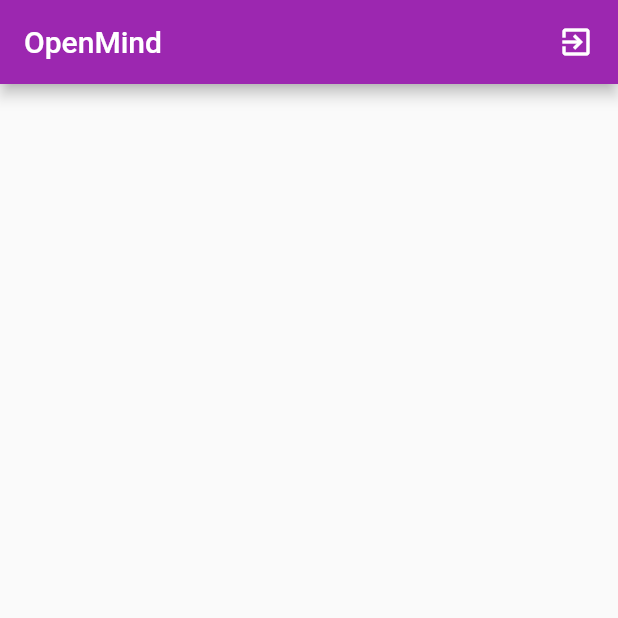
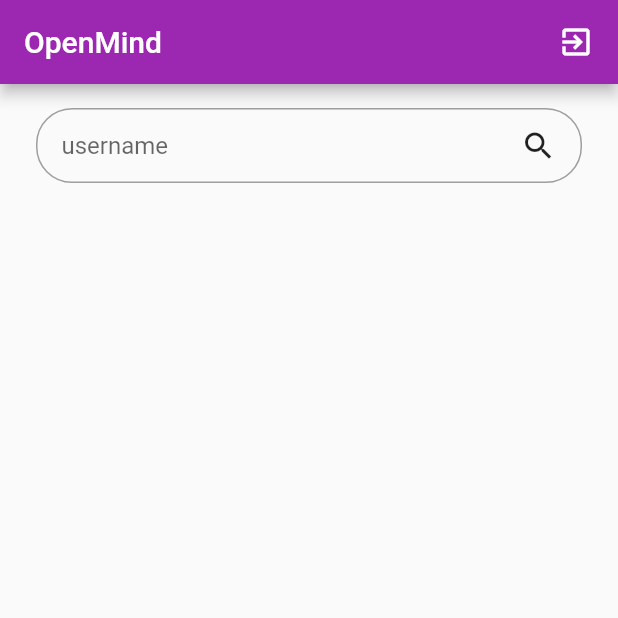
Before and after one commit to Comp380-OpenMind/OpenMind, a Flutter app: the Home screen opened directly, on a phone screen of 412 x 824 dp, the top half of it. Run offline on Flutter 3.47's test engine with Material 2 defaults, Android fonts, the phone set to English and light mode, and no system bars; our stand-ins replace cloud_firestore, firebase_auth, firebase_core, google_sign_in, shared_preferences; missing offline and left inert: cloud_firestore_web, firebase_auth_web, firebase_core_web, google_sign_in_web, shared_preferences_web; accounts and stored records are empty.

Commit message:
Text in search bar is working

```diff
--- a/lib/screens/home.dart
+++ b/lib/screens/home.dart
@@ -8,6 +8,8 @@ class Home extends StatefulWidget {
 }
 
 class _HomeState extends State<Home> {
+  bool isSearching = false;
+
   @override
   Widget build(BuildContext context) {
     return Scaffold(
@@ -24,6 +26,56 @@ class _HomeState extends State<Home> {
                 child: Icon(Icons.exit_to_app)),
           )
         ]),
-    );
+        body: Container(
+            margin: EdgeInsets.symmetric(horizontal: 24),
+            child: Column(
+              children: [
+                Row(
+                  children: [
+                    // back arrow by the username search bar
+                    isSearching
+                        ? GestureDetector(
+                            onTap: () {
+                              isSearching = false;
+                            },
+                            child: Padding(
+                                padding: EdgeInsets.only(right: 12),
+                                child: Icon(Icons.arrow_back)),
+                          )
+                        : Container(),
+                    // username search bar
+                    Expanded(
+                      child: Container(
+                        margin: EdgeInsets.symmetric(vertical: 16),
+                        padding: EdgeInsets.symmetric(horizontal: 16),
+                        decoration: BoxDecoration(
+                            border: Border.all(
+                                color: Colors.grey,
+                                width: 1.0,
+                                style: BorderStyle.solid),
+                            borderRadius: BorderRadius.circular(24)),
+                        child: Row(
+                          children: [
+                            Expanded(
+                                child: TextField(
+                              decoration: InputDecoration(
+                                  border: InputBorder.none,
+                                  hintText: "username"),
+                            )),
+                            GestureDetector(
+                                onTap: () {
+                                  isSearching = true;
+                                  // setState makes it so that it's updated with the latest information
+                                  setState(() {});
+                                },
+                                child: Icon(Icons.search))
+                          ],
+                        ),
+                      ),
+                    ),
+                  ],
+                )
+              ],
+            )));
   }
 }
--- a/lib/screens/signin.dart
+++ b/lib/screens/signin.dart
@@ -9,8 +9,10 @@ class SignIn extends StatefulWidget {
 class _SignInState extends State<SignIn> {
   @override
   Widget build(BuildContext context) {
+    // Scaffold is the banner thingy at the top
     return Scaffold(
         appBar: AppBar(title: Text("OpenMind")),
+        // Provides the sign-in options
         body: Center(
           child: GestureDetector(
             onTap: () {
@@ -21,6 +23,7 @@ class _SignInState extends State<SignIn> {
                 borderRadius: BorderRadius.circular(24),
                 color: Color(0xffDB4437),
               ),
+              // Padding makes it so that the button is centered
               padding: EdgeInsets.symmetric(horizontal: 15, vertical: 8),
               child: Text(
                 "Sign in with google",
```
Also changed, not shown: 4 other files. Lines whose indentation alone changed are shown as unchanged.
